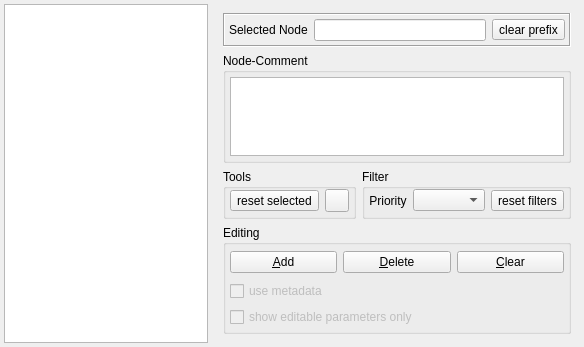
flowexpert/charon, file src/ObjectInspector.ui: the form before one commit.
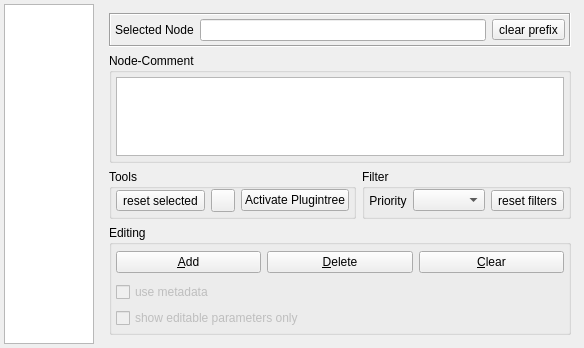
The form after the commit. Icons and pictures are not drawn. Custom widgets are drawn as their Qt base class.

Commit message: "Button und Bugfix noch keine farbliche Hervorhebung"

What changed in the file:
```diff
--- a/src/ObjectInspector.ui
+++ b/src/ObjectInspector.ui
@@ -7,7 +7,7 @@
     <x>0</x>
     <y>0</y>
     <width>584</width>
-    <height>347</height>
+    <height>348</height>
    </rect>
   </property>
   <property name="windowTitle">
@@ -166,6 +166,13 @@
              </property>
             </widget>
            </item>
+           <item>
+            <widget class="QPushButton" name="ActivateAllButton">
+             <property name="text">
+              <string>Activate Plugintree</string>
+             </property>
+            </widget>
+           </item>
           </layout>
          </widget>
         </item>
```
The commit also changes 5 other files.
